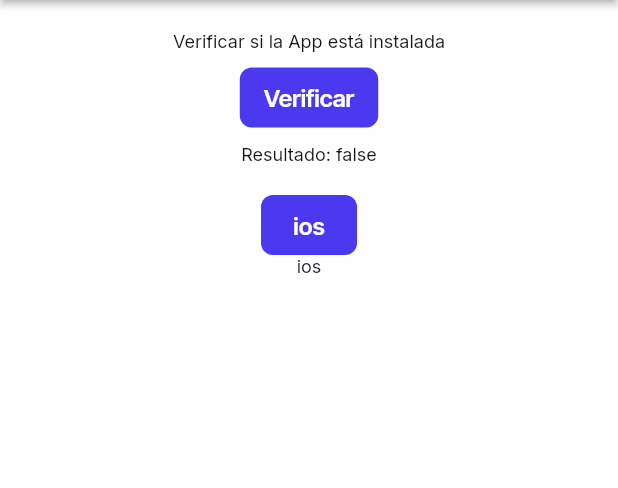
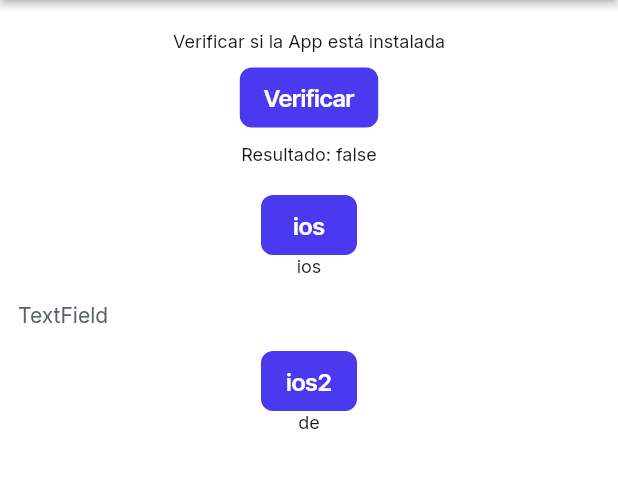
Before and after one commit to cristiangiroon/apppruebas, a Flutter app: the screen it shows after launch, after a tap on "Verificar", on a phone screen of 412 x 824 dp, the part 84-572 px from its top. Run offline on Flutter 3.47's test engine with Material 3 defaults, Android fonts, the phone set to English and light mode, and no system bars; drawn by our look-alikes of auto_size_text; our stand-ins replace font_awesome_flutter, from_css_color, go_router, google_fonts, page_transition, shared_preferences and 1 more; missing offline and left inert: appcheck, json_path.

Commit message:
Updating to latest FlutterFlow output.

```diff
--- /dev/null
+++ b/lib/flutter_flow/form_field_controller.dart
@@ -0,0 +1,23 @@
+import 'package:flutter/foundation.dart';
+
+class FormFieldController<T> extends ValueNotifier<T?> {
+  FormFieldController(this.initialValue) : super(initialValue);
+
+  final T? initialValue;
+
+  void reset() => value = initialValue;
+  void update() => notifyListeners();
+}
+
+// If the initial value is a list (which it is for multiselect),
+// we need to use this controller to avoid a pass by reference issue
+// that can result in the initial value being modified.
+class FormListFieldController<T> extends FormFieldController<List<T>> {
+  final List<T>? _initialListValue;
+
+  FormListFieldController(super.initialValue)
+      : _initialListValue = List<T>.from(initialValue ?? []);
+
+  @override
+  void reset() => value = List<T>.from(_initialListValue ?? []);
+}
--- a/lib/home_page/home_page_model.dart
+++ b/lib/home_page/home_page_model.dart
@@ -9,10 +9,19 @@ class HomePageModel extends FlutterFlowModel<HomePageWidget> {
   bool? result;
   // Stores action output result for [Custom Action - caValidateInstalledApp] action in Button widget.
   bool? ios;
+  // State field(s) for TextField widget.
+  FocusNode? textFieldFocusNode;
+  TextEditingController? textController;
+  String? Function(BuildContext, String?)? textControllerValidator;
+  // Stores action output result for [Custom Action - caValidateInstalledApp] action in Button widget.
+  bool? ios2;
 
   @override
   void initState(BuildContext context) {}
 
   @override
-  void dispose() {}
+  void dispose() {
+    textFieldFocusNode?.dispose();
+    textController?.dispose();
+  }
 }
--- a/lib/home_page/home_page_widget.dart
+++ b/lib/home_page/home_page_widget.dart
@@ -22,6 +22,9 @@ class _HomePageWidgetState extends State<HomePageWidget> {
   void initState() {
     super.initState();
     _model = createModel(context, () => HomePageModel());
+
+    _model.textController ??= TextEditingController();
+    _model.textFieldFocusNode ??= FocusNode();
   }
 
   @override
@@ -120,7 +123,7 @@ class _HomePageWidgetState extends State<HomePageWidget> {
                   child: FFButtonWidget(
                     onPressed: () async {
                       _model.ios = await actions.caValidateInstalledApp(
-                        'whatsapp',
+                        'com.siesa.aprobaciones',
                       );
 
                       safeSetState(() {});
@@ -154,6 +157,102 @@ class _HomePageWidgetState extends State<HomePageWidget> {
                         letterSpacing: 0.0,
                       ),
                 ),
+                SizedBox(
+                  width: double.infinity,
+                  child: TextFormField(
+                    controller: _model.textController,
+                    focusNode: _model.textFieldFocusNode,
+                    autofocus: false,
+                    obscureText: false,
+                    decoration: InputDecoration(
+                      isDense: true,
+                      labelStyle:
+                          FlutterFlowTheme.of(context).labelMedium.override(
+                                fontFamily: 'Inter',
+                                letterSpacing: 0.0,
+                              ),
+                      hintText: 'TextField',
+                      hintStyle:
+                          FlutterFlowTheme.of(context).labelMedium.override(
+                                fontFamily: 'Inter',
+                                letterSpacing: 0.0,
+                              ),
+                      enabledBorder: OutlineInputBorder(
+                        borderSide: const BorderSide(
+                          color: Color(0x00000000),
+                          width: 1.0,
+                        ),
+                        borderRadius: BorderRadius.circular(8.0),
+                      ),
+                      focusedBorder: OutlineInputBorder(
+                        borderSide: const BorderSide(
+                          color: Color(0x00000000),
+                          width: 1.0,
+                        ),
+                        borderRadius: BorderRadius.circular(8.0),
+                      ),
+                      errorBorder: OutlineInputBorder(
+                        borderSide: BorderSide(
+                          color: FlutterFlowTheme.of(context).error,
+                          width: 1.0,
+                        ),
+                        borderRadius: BorderRadius.circular(8.0),
+                      ),
+                      focusedErrorBorder: OutlineInputBorder(
+                        borderSide: BorderSide(
+                          color: FlutterFlowTheme.of(context).error,
+                          width: 1.0,
+                        ),
+                        borderRadius: BorderRadius.circular(8.0),
+                      ),
+                      filled: true,
+                      fillColor:
+                          FlutterFlowTheme.of(context).secondaryBackground,
+                    ),
+                    style: FlutterFlowTheme.of(context).bodyMedium.override(
+                          fontFamily: 'Inter',
+                          letterSpacing: 0.0,
+                        ),
+                    cursorColor: FlutterFlowTheme.of(context).primaryText,
+                    validator:
+                        _model.textControllerValidator.asValidator(context),
+                  ),
+                ),
+                FFButtonWidget(
+                  onPressed: () async {
+                    _model.ios2 = await actions.caValidateInstalledApp(
+                      _model.textController.text,
+                    );
+
+                    safeSetState(() {});
+                  },
+                  text: 'ios2',
+                  options: FFButtonOptions(
+                    height: 40.0,
+                    padding:
+                        const EdgeInsetsDirectional.fromSTEB(16.0, 0.0, 16.0, 0.0),
+                    iconPadding:
+                        const EdgeInsetsDirectional.fromSTEB(0.0, 0.0, 0.0, 0.0),
+                    color: FlutterFlowTheme.of(context).primary,
+                    textStyle: FlutterFlowTheme.of(context).titleSmall.override(
+                          fontFamily: 'Inter Tight',
+                          color: Colors.white,
+                          letterSpacing: 0.0,
+                        ),
+                    elevation: 0.0,
+                    borderRadius: BorderRadius.circular(8.0),
+                  ),
+                ),
+                Text(
+                  valueOrDefault<String>(
+                    _model.ios2?.toString(),
+                    'de',
+                  ),
+                  style: FlutterFlowTheme.of(context).bodyMedium.override(
+                        fontFamily: 'Inter',
+                        letterSpacing: 0.0,
+                      ),
+                ),
               ],
             ),
           ),
--- a/pubspec.yaml
+++ b/pubspec.yaml
@@ -31,7 +31,7 @@ dependencies:
   collection: 1.18.0
   flutter_animate: 4.5.0
   flutter_cache_manager: 3.3.1
-  font_awesome_flutter: 10.6.0
+  font_awesome_flutter: 10.7.0
   from_css_color: 2.0.0
   go_router: 12.1.3
   google_fonts: 6.1.0
@@ -103,6 +103,7 @@ flutter:
     - assets/pdfs/
 
 
+
   # An image asset can refer to one or more resolution-specific "variants", see
   # https://flutter.dev/assets-and-images/#resolution-aware.
 
```
Also changed, not shown: 1 other file.
